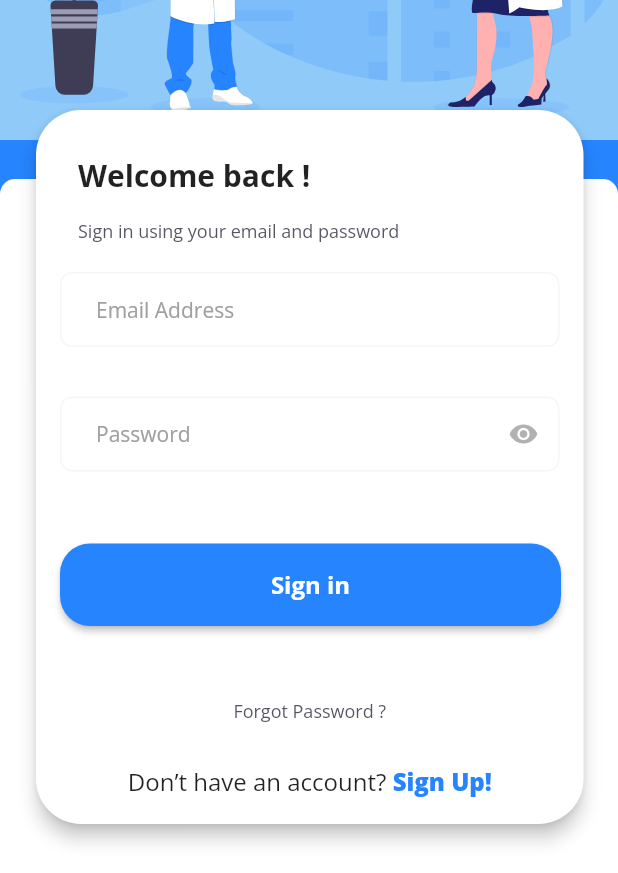
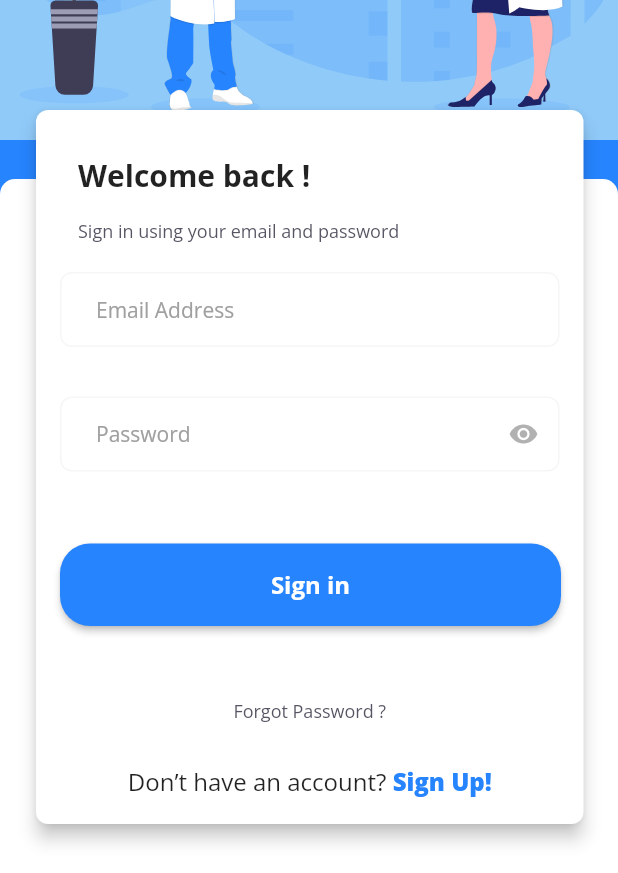
Before and after one commit to divyansh04/Hospi_app, a Flutter app: the screen it shows after launch, on a phone screen of 412 x 824 dp. Shown: the part 346-1219 px from the top of the screen. Run offline on Flutter 3.47's test engine with Material 2 defaults, Android fonts, the light colour scheme and no system bars; our stand-ins replace dio, flutter_svg, font_awesome_flutter, get_it, google_fonts, google_sign_in and 1 more.

Commit message:
Revert "Border Radius of Card"
This reverts commit 6a429f7b46807c735ed53083c282133c879af4ea.

```diff
--- a/lib/screens/auth/login.dart
+++ b/lib/screens/auth/login.dart
@@ -64,7 +64,7 @@ class _LoginState extends State<Login> {
                 child: Card(
                   semanticContainer: false,
                   shape: RoundedRectangleBorder(
-                      borderRadius: BorderRadius.circular(30)),
+                      borderRadius: BorderRadius.circular(8)),
                   elevation: 5,
                   child: Column(
                     // mainAxisSize: MainAxisSize.min,
--- a/lib/screens/auth/signup.dart
+++ b/lib/screens/auth/signup.dart
@@ -51,7 +51,7 @@ class _SignUpState extends State<SignUp> {
                   color: Colors.blue.shade200,
                   child: SvgPicture.asset('assets/doc.svg')),
               Positioned.fill(
-                top: 350,
+                top: 300,
                 child: ClipRRect(
                   borderRadius: BorderRadius.circular(10.0),
                   child: Container(
@@ -61,14 +61,14 @@ class _SignUpState extends State<SignUp> {
                 ),
               ),
               new Positioned.fill(
-                top: 275.0,
+                top: 300.0,
                 left: 20,
                 right: 19,
                 bottom: 40,
                 child: Card(
                   semanticContainer: false,
                   shape: RoundedRectangleBorder(
-                      borderRadius: BorderRadius.circular(30)),
+                      borderRadius: BorderRadius.circular(8)),
                   elevation: 5,
                   child: Column(
                     mainAxisSize: MainAxisSize.min,
```
